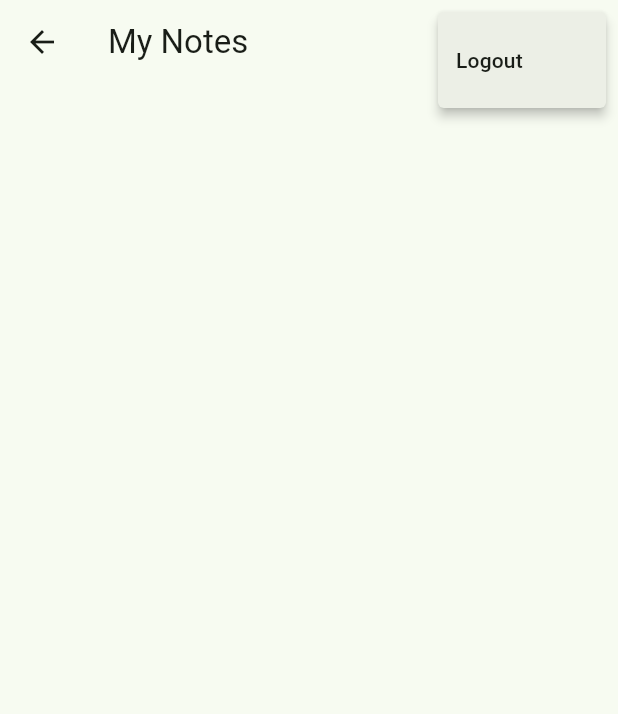
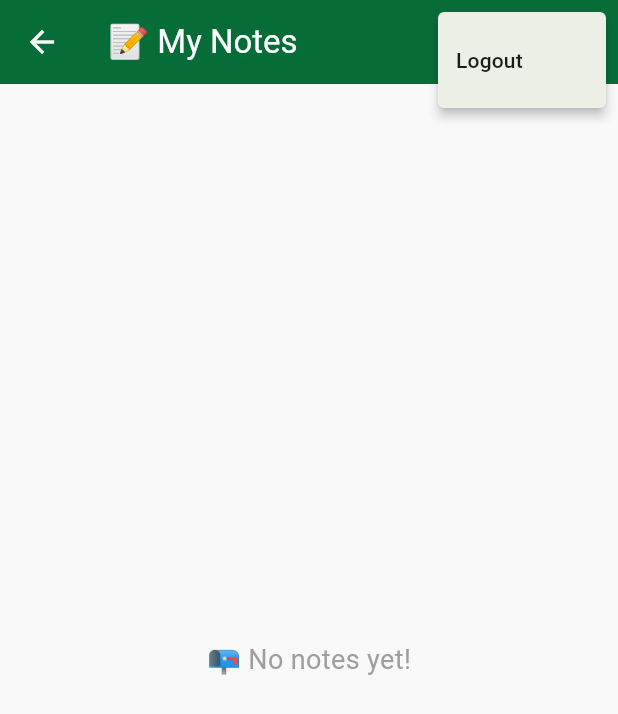
Before and after one commit to YacineSoredake/Mobile-notes, a Flutter app: the NotesView screen opened by its route, after a tap on the "more vert" icon, on a phone screen of 412 x 824 dp. Shown: the top 714 px of the screen. Run offline on Flutter 3.47's test engine with Material 3 defaults, Android fonts, the phone set to English and light mode, and no system bars; our stand-ins replace firebase_auth, firebase_core, sqflite; accounts and stored records are empty; network calls fail.

Commit message:
styling views and dialogs

```diff
--- a/lib/views/login_view.dart
+++ b/lib/views/login_view.dart
@@ -2,7 +2,7 @@ import 'package:flutter/material.dart';
 import 'package:flutter_app/constants/routes.dart';
 import 'package:flutter_app/services/auth/auth_exceptions.dart';
 import 'package:flutter_app/services/auth/auth_service.dart';
-import 'package:flutter_app/utilities/show_error_dialog.dart';
+import 'package:flutter_app/utilities/dialogs/error_dialog.dart';
 
 class LoginView extends StatefulWidget {
   const LoginView({super.key});
--- a/lib/views/notes/notes_views.dart
+++ b/lib/views/notes/notes_views.dart
@@ -3,6 +3,7 @@ import 'package:flutter_app/constants/routes.dart';
 import 'package:flutter_app/services/auth/auth_service.dart';
 import 'package:flutter_app/services/crud/note_service.dart';
 import 'package:flutter_app/views/login_view.dart';
+import 'package:flutter_app/views/notes/notes_list_view.dart';
 
 class NotesView extends StatefulWidget {
   const NotesView({super.key});
@@ -27,14 +28,19 @@ class _NotesViewState extends State<NotesView> {
   @override
   Widget build(BuildContext context) {
     return Scaffold(
+      backgroundColor: const Color(0xFFF9F9F9),
       appBar: AppBar(
-        title: const Text('My Notes'),
+        title: const Text('📝 My Notes'),
+        backgroundColor: const Color(0xFF076D38),
+        foregroundColor: Colors.white,
+        elevation: 0,
         actions: [
           IconButton(
+            tooltip: 'Add new note',
+            icon: const Icon(Icons.add),
             onPressed: () {
               Navigator.of(context).pushNamed(newNoteRoute);
             },
-            icon: const Icon(Icons.add),
           ),
           PopupMenuButton<MenuAction>(
             onSelected: (value) async {
@@ -48,8 +54,8 @@ class _NotesViewState extends State<NotesView> {
                 }
               }
             },
-            itemBuilder: (context) => [
-              const PopupMenuItem<MenuAction>(
+            itemBuilder: (context) => const [
+              PopupMenuItem<MenuAction>(
                 value: MenuAction.logout,
                 child: Text('Logout'),
               ),
@@ -65,31 +71,21 @@ class _NotesViewState extends State<NotesView> {
               return StreamBuilder(
                 stream: _noteService.allNotes,
                 builder: (context, snapshot) {
-                  switch (snapshot.connectionState) {
-                    case ConnectionState.waiting:
-                    case ConnectionState.active:
-                      if (snapshot.hasData) {
-                        final allNotes = snapshot.data as List<DatabaseNote>;
-                        return ListView.builder(
-                          itemCount: allNotes.length,
-                          itemBuilder: (context, index) {
-                            final note = allNotes[index];
-                            return ListTile(
-                              title: Text(
-                                note.text,
-                                maxLines: 1,
-                                softWrap: true,
-                                overflow: TextOverflow.ellipsis,
-                              ),
-                            );
-                          },
-                        );
-                      } else {
-                        return const Center(child: Text('No notes yet!'));
-                      }
-                    default:
-                      return const Center(child: CircularProgressIndicator());
+                  if (snapshot.connectionState == ConnectionState.waiting) {
+                    return const Center(child: CircularProgressIndicator());
                   }
+
+                  if (!snapshot.hasData || (snapshot.data as List).isEmpty) {
+                    return const Center(
+                      child: Text(
+                        '📭 No notes yet!',
+                        style: TextStyle(fontSize: 18, color: Colors.grey),
+                      ),
+                    );
+                  }
+
+                  final allNotes = snapshot.data as List<DatabaseNote>;
+
                 },
               );
             default:
@@ -106,19 +102,16 @@ Future<bool> showLogoutDialog(BuildContext context) {
     context: context,
     builder: (context) {
       return AlertDialog(
+        shape: RoundedRectangleBorder(borderRadius: BorderRadius.circular(12)),
         title: const Text('Logout'),
         content: const Text('Are you sure you want to logout?'),
         actions: [
           TextButton(
-            onPressed: () {
-              Navigator.of(context).pop(false);
-            },
+            onPressed: () => Navigator.of(context).pop(false),
             child: const Text('Cancel'),
           ),
           TextButton(
-            onPressed: () {
-              Navigator.of(context).pop(true);
-            },
+            onPressed: () => Navigator.of(context).pop(true),
             child: const Text('Logout'),
           ),
         ],
--- a/lib/views/register_view.dart
+++ b/lib/views/register_view.dart
@@ -2,8 +2,7 @@ import 'package:flutter/material.dart';
 import 'package:flutter_app/constants/routes.dart';
 import 'package:flutter_app/services/auth/auth_exceptions.dart';
 import 'package:flutter_app/services/auth/auth_service.dart';
-
-import 'package:flutter_app/utilities/show_error_dialog.dart';
+import 'package:flutter_app/utilities/dialogs/error_dialog.dart';
 
 class RegisterView extends StatefulWidget {
   const RegisterView({super.key});
```
Also changed, not shown: lib/utilities/dialogs/error_dialog.dart (added, +16 -0 lines), lib/utilities/dialogs/generic_dialog.dart (added, +35 -0 lines), lib/utilities/show_error_dialog.dart (deleted, +0 -20 lines), lib/views/notes/notes_list_view.dart (added, +50 -0 lines).
